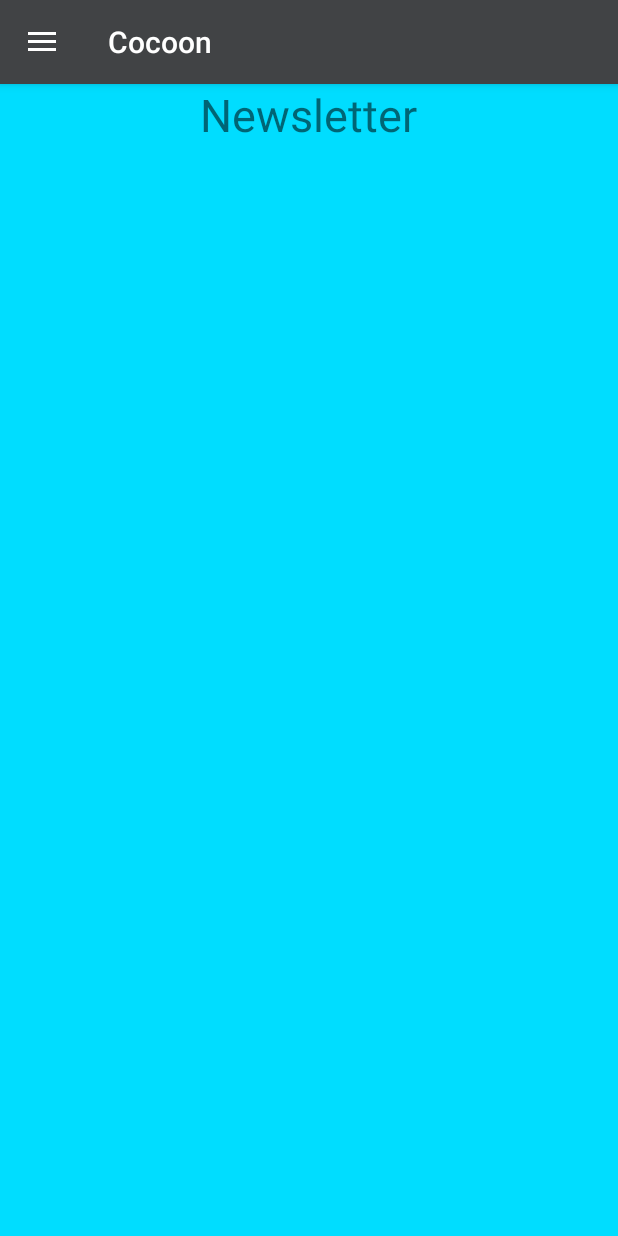
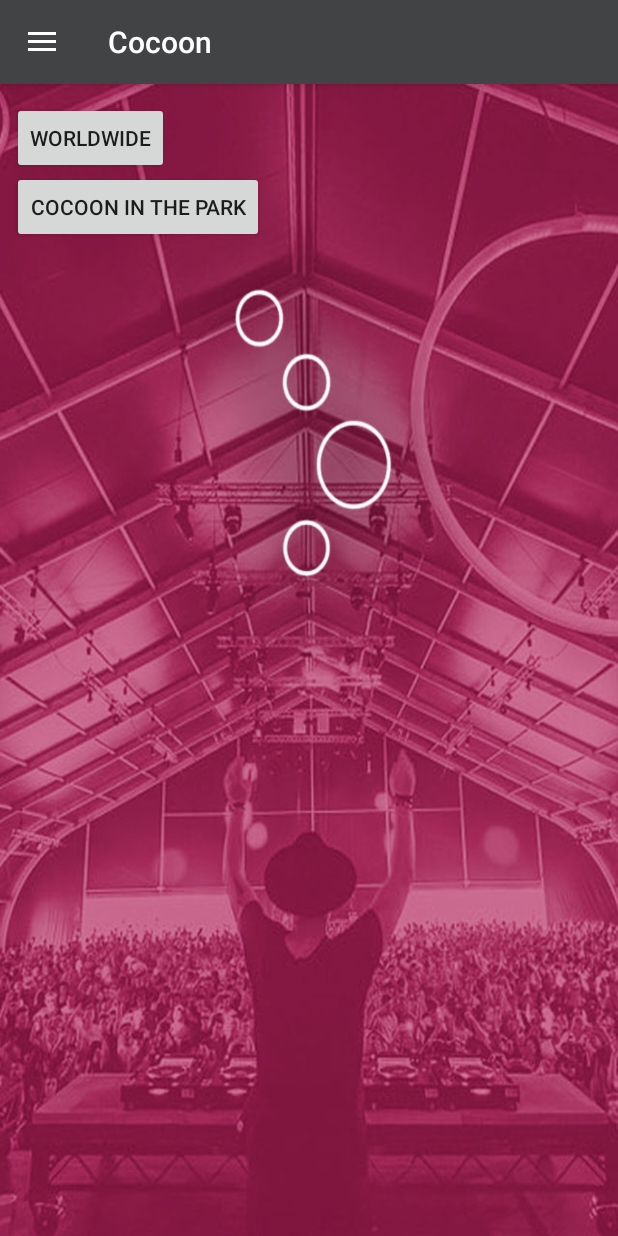
Before and after one commit to Octagon-King/Cocoon-, an Android app: the MainActivity screen opened directly, with no data from a screen before it, on a phone screen of 412 x 824 dp. Run offline under Robolectric (Android 15) with nearby library versions, the light colour scheme and no system bars.

Commit message:
Some fragment has been deleted and worked on Event Fragment

```diff
--- a/app/src/main/java/net/cocoon/cocoon/NewsletterFragment.java
+++ /dev/null
@@ -1,18 +0,0 @@
-package net.cocoon.cocoon;
-
-import android.os.Bundle;
-import android.support.annotation.NonNull;
-import android.support.annotation.Nullable;
-import android.support.v4.app.Fragment;
-import android.view.LayoutInflater;
-import android.view.View;
-import android.view.ViewGroup;
-
-public class NewsletterFragment extends Fragment {
-
-    @Nullable
-    @Override
-    public View onCreateView(@NonNull LayoutInflater inflater, @Nullable ViewGroup container, @Nullable Bundle savedInstanceState) {
-        return inflater.inflate(R.layout.fragment_newsletter, container, false);
-    }
-}
--- a/app/src/main/res/layout/fragment_events.xml
+++ b/app/src/main/res/layout/fragment_events.xml
@@ -1,14 +1,34 @@
 <?xml version="1.0" encoding="utf-8"?>
 <RelativeLayout xmlns:android="http://schemas.android.com/apk/res/android"
-    android:layout_width="match_parent"
+    android:layout_width="wrap_content"
     android:layout_height="match_parent"
-    android:background="@android:color/holo_green_light">
+    android:background="@drawable/event_bg">
 
     <TextView
         android:layout_width="wrap_content"
         android:layout_height="wrap_content"
         android:layout_centerInParent="true"
-        android:text="Events"
+        android:text=""
         android:textSize="30sp"/>
 
+    <Button
+        android:id="@+id/button"
+        android:layout_width="wrap_content"
+        android:layout_height="wrap_content"
+        android:layout_alignParentStart="true"
+        android:layout_alignParentTop="true"
+        android:layout_marginStart="8dp"
+        android:layout_marginTop="12dp"
+        android:text="WORLDWIDE" />
+
+    <Button
+        android:id="@+id/button2"
+        android:layout_width="wrap_content"
+        android:layout_height="wrap_content"
+        android:layout_alignStart="@+id/button"
+        android:layout_alignParentTop="true"
+        android:layout_marginStart="0dp"
+        android:layout_marginTop="58dp"
+        android:text="COCOON IN THE PARK" />
+
 </RelativeLayout>
--- a/app/src/main/res/layout/fragment_newsletter.xml
+++ /dev/null
@@ -1,20 +0,0 @@
-<?xml version="1.0" encoding="utf-8"?>
-<ScrollView xmlns:android="http://schemas.android.com/apk/res/android"
-    android:layout_width="match_parent"
-    android:layout_height="match_parent"
-    android:background="@android:color/holo_blue_bright">
-
-
-    <RelativeLayout
-        android:layout_width="match_parent"
-        android:layout_height="match_parent">
-
-        <TextView
-            android:layout_width="wrap_content"
-            android:layout_height="wrap_content"
-            android:layout_centerInParent="true"
-            android:text="Newsletter"
-            android:textSize="30sp"/>
-
-    </RelativeLayout>
-</ScrollView>
--- a/app/src/main/res/menu/drawer_menu.xml
+++ b/app/src/main/res/menu/drawer_menu.xml
@@ -4,10 +4,6 @@
     tools:showIn="navigation_view">
 
     <group android:checkableBehavior="single">
-        <item
-            android:id="@+id/nav_newsletter"
-            android:icon="@drawable/ic_newsletter"
-            android:title="Newsletter" />
         <item
             android:id="@+id/nav_events"
             android:icon="@drawable/ic_events"
@@ -29,10 +25,6 @@
             android:id="@+id/nav_dj_app"
             android:icon="@drawable/ic_dj_app"
             android:title="DJ App" />
-        <item
-            android:id="@+id/nav_flash"
-            android:icon="@drawable/ic_flash"
-            android:title="Flash Artist" />
 
     </group>
 
```
Also changed, not shown: app/src/main/java/net/cocoon/cocoon/MainActivity.java (+33 -23 lines), app/src/main/res/drawable/event_bg.png (added).
